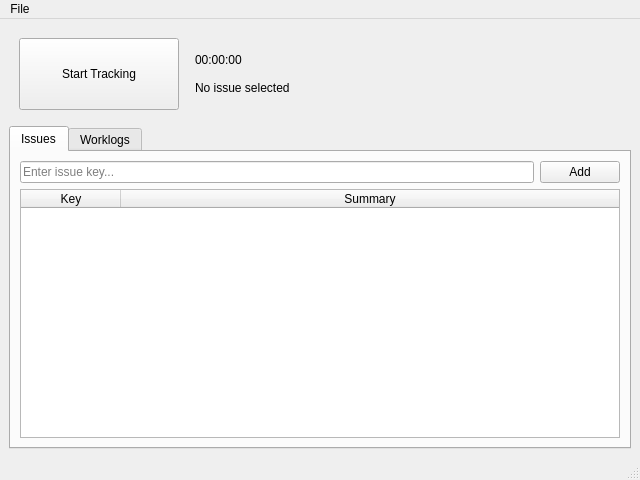
The window that resources/main_window.ui (citizen-stig/pyjtt) describes before a commit, drawn with Qt 5.
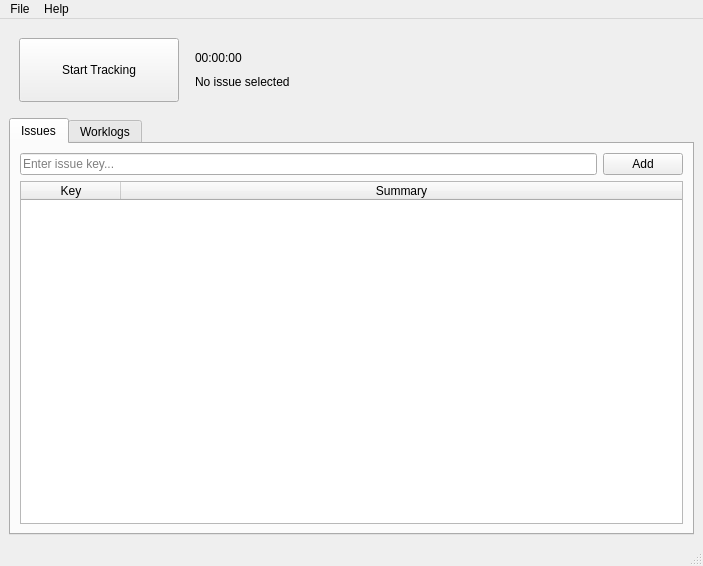
The same window after the commit. The open tabs and pages were chosen to show the change. Icons and pictures are not drawn.

Commit message: Reformat tracking button, set proper quit procedure.

Patch:
```diff
--- a/resources/main_window.ui
+++ b/resources/main_window.ui
@@ -6,8 +6,8 @@
    <rect>
     <x>0</x>
     <y>0</y>
-    <width>640</width>
-    <height>480</height>
+    <width>703</width>
+    <height>566</height>
    </rect>
   </property>
   <property name="minimumSize">
@@ -294,13 +294,13 @@
           <property name="minimumSize">
            <size>
             <width>160</width>
-            <height>72</height>
+            <height>64</height>
            </size>
           </property>
           <property name="maximumSize">
            <size>
             <width>160</width>
-            <height>72</height>
+            <height>64</height>
            </size>
           </property>
           <property name="layoutDirection">
@@ -389,8 +389,8 @@
     <rect>
      <x>0</x>
      <y>0</y>
-     <width>640</width>
-     <height>22</height>
+     <width>703</width>
+     <height>18</height>
     </rect>
    </property>
    <widget class="QMenu" name="menuFile">
@@ -403,7 +403,15 @@
     <addaction name="actionLogout"/>
     <addaction name="actionExit"/>
    </widget>
+   <widget class="QMenu" name="menuHelp">
+    <property name="title">
+     <string>Help</string>
+    </property>
+    <addaction name="actionAbout_pyJTT"/>
+    <addaction name="actionAbout_Qt"/>
+   </widget>
    <addaction name="menuFile"/>
+   <addaction name="menuHelp"/>
   </widget>
   <widget class="QStatusBar" name="statusbar"/>
   <action name="actionReresh_issue">
```
Left out of the diff: 12 changed lines with no effect on the pictures. The commit also changes 6 other files.
